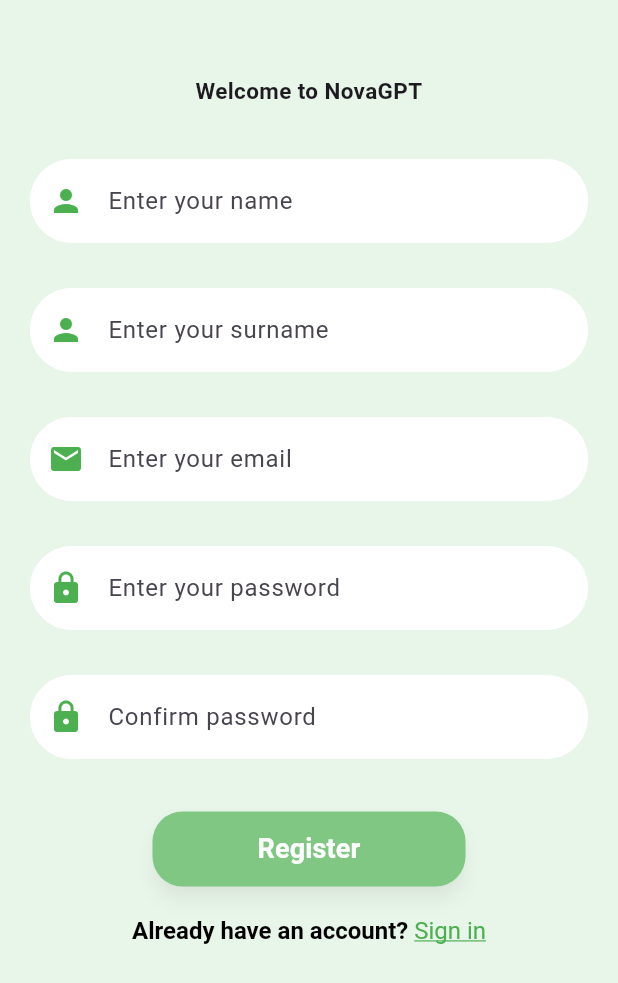
After one commit to ozcann159/farmer_chatbot, a Flutter app: the screen it shows after launch, after a tap on "Get Started", on a phone screen of 412 x 824 dp. The commit adds this screen. Shown: the top 983 px of the screen. Run offline on Flutter 3.47's test engine with Material 3 defaults, Android fonts, the phone set to English and light mode, and no system bars.

```diff
--- /dev/null
+++ b/lib/screens/register.screen.dart
@@ -0,0 +1,130 @@
+import 'package:farmer_chatbot/screens/login_screen.dart';
+import 'package:flutter/material.dart';
+
+class RegisterScreen extends StatelessWidget {
+  const RegisterScreen({super.key});
+
+  @override
+  Widget build(BuildContext context) {
+    final size = MediaQuery.of(context).size;
+    return Scaffold(
+      body: SafeArea(
+        child: Container(
+          width: size.width,
+          height: size.height,
+          color: const Color(0xFFE8F5E9),
+          child: SingleChildScrollView(
+            child: Column(
+              mainAxisAlignment: MainAxisAlignment.start,
+              crossAxisAlignment: CrossAxisAlignment.center,
+              children: [
+                const SizedBox(height: 50),
+                const Text(
+                  'Welcome to NovaGPT',
+                  style: TextStyle(
+                    fontSize: 15,
+                    fontWeight: FontWeight.bold,
+                  ),
+                  textAlign: TextAlign.center,
+                ),
+                const SizedBox(height: 20),
+                _buildTextField('Enter your name', Icons.person),
+                _buildTextField('Enter your surname', Icons.person),
+                _buildTextField('Enter your email', Icons.email),
+                _buildTextField('Enter your password', Icons.lock,
+                    isPassword: true),
+                _buildTextField('Confirm password', Icons.lock,
+                    isPassword: true),
+                const SizedBox(height: 20),
+                ElevatedButton(
+                  onPressed: () {},
+                  style: ElevatedButton.styleFrom(
+                    padding: const EdgeInsets.symmetric(
+                        horizontal: 70.0, vertical: 12.0),
+                    backgroundColor: const Color(0xFF81C784),
+                    shape: RoundedRectangleBorder(
+                      borderRadius: BorderRadius.circular(20),
+                    ),
+                    shadowColor: Colors.black26,
+                    elevation: 5,
+                  ),
+                  child: const Text(
+                    'Register',
+                    style: TextStyle(
+                      fontSize: 18.0,
+                      fontWeight: FontWeight.bold,
+                      color: Colors.white,
+                    ),
+                  ),
+                ),
+                const SizedBox(height: 20),
+                GestureDetector(
+                  onTap: () {
+                    Navigator.push(
+                      context,
+                      MaterialPageRoute(
+                        builder: (context) => const LoginScreen(),
+                      ),
+                    );
+                  },
+                  child: RichText(
+                    text: const TextSpan(
+                      style: TextStyle(
+                        fontSize: 16,
+                        color: Colors.black,
+                      ),
+                      children: [
+                        TextSpan(
+                          text: 'Already have an account? ',
+                          style: TextStyle(
+                            fontWeight: FontWeight.bold,
+                          ),
+                        ),
+                        TextSpan(
+                          text: 'Sign in',
+                          style: TextStyle(
+                              fontSize: 16,
+                              color: Colors.green,
+                              decoration: TextDecoration.underline),
+                        )
+                      ],
+                    ),
+                  ),
+                ),
+                const SizedBox(height: 50),
+              ],
+            ),
+          ),
+        ),
+      ),
+    );
+  }
+
+  Widget _buildTextField(String hintText, IconData icon,
+      {bool isPassword = false}) {
+    return Padding(
+      padding: const EdgeInsets.symmetric(vertical: 15.0, horizontal: 20.0),
+      child: TextField(
+        obscureText: isPassword,
+        decoration: InputDecoration(
+          fillColor: Colors.white,
+          filled: true,
+          hintText: hintText,
+          prefixIcon: Icon(icon, color: Colors.green),
+          border: OutlineInputBorder(
+            borderRadius: BorderRadius.circular(30),
+            borderSide: const BorderSide(),
+          ),
+          focusedBorder: OutlineInputBorder(
+            borderRadius: BorderRadius.circular(30),
+            borderSide: const BorderSide(color: Colors.green),
+          ),
+          enabledBorder: OutlineInputBorder(
+            borderRadius: BorderRadius.circular(30),
+            borderSide: const BorderSide(color: Colors.white),
+          ),
+        ),
+      ),
+    );
+  }
+}
--- a/lib/screens/start_screen.dart
+++ b/lib/screens/start_screen.dart
@@ -1,3 +1,4 @@
+import 'package:farmer_chatbot/screens/register.screen.dart';
 import 'package:flutter/material.dart';
 
 class StartScreen extends StatelessWidget {
@@ -5,14 +6,64 @@
 
   @override
   Widget build(BuildContext context) {
+    Size screenSize = MediaQuery.of(context).size;
+
     return Scaffold(
       body: SafeArea(
-        child: Column(
-          children: [
-            Expanded(
-              child: Image.asset('assets/images/farmer_image.png'),
-            )
-          ],
+        child: Container(
+          color: Color(0xFFE8F5E9),
+          child: Column(
+            mainAxisAlignment: MainAxisAlignment.center,
+            children: [
+              Image.asset(
+                'assets/images/farmer_image.png',
+                width: screenSize.width * 0.6,
+                height: screenSize.height * 0.3,
+              ),
+              SizedBox(height: screenSize.height * 0.02),
+              Padding(
+                padding: EdgeInsets.all(screenSize.width * 0.05),
+                child: const Text(
+                  'NovaGPT - Your Al Farming Assistant',
+                  style: TextStyle(fontSize: 14, fontWeight: FontWeight.bold),
+                ),
+              ),
+              SizedBox(height: screenSize.height * 0.01),
+              Padding(
+                padding: const EdgeInsets.symmetric(
+                    horizontal: 20.0, vertical: 10.0),
+                child: Text(
+                  'Discovery NovaGPT, your Al - powered farming assistant. Get tailored advice for crops like tomatoes,peppers and strawberries, covering irrigation, nutrients and disease detection. Simpfly farming and boost your yield with smart, timely insight!',
+                  textAlign: TextAlign.center,
+                  style: TextStyle(fontSize: screenSize.width * 0.035),
+                ),
+              ),
+              SizedBox(height: screenSize.height * 0.02),
+              ElevatedButton(
+                onPressed: () {
+                  Navigator.push(context, MaterialPageRoute(builder: (context) => RegisterScreen(),),);
+                },
+                style: ElevatedButton.styleFrom(
+                  padding: const EdgeInsets.symmetric(
+                      horizontal: 70.0, vertical: 12.0),
+                  backgroundColor: const Color(0xFF81C784),
+                  shape: RoundedRectangleBorder(
+                    borderRadius: BorderRadius.circular(20),
+                  ),
+                  shadowColor: Colors.black26,
+                  elevation: 5,
+                ),
+                child: const Text(
+                  'Get Started',
+                  style: TextStyle(
+                    fontSize: 18.0,
+                    fontWeight: FontWeight.bold,
+                    color: Colors.white,
+                  ),
+                ),
+              )
+            ],
+          ),
         ),
       ),
     );
```
Also changed, not shown: lib/screens/create_new_password.dart (added, +90 -0 lines), lib/screens/enter_code_screen.dart (added, +91 -0 lines), lib/screens/forgot_password.dart (added, +91 -0 lines), lib/screens/login_screen.dart (added, +149 -0 lines).
